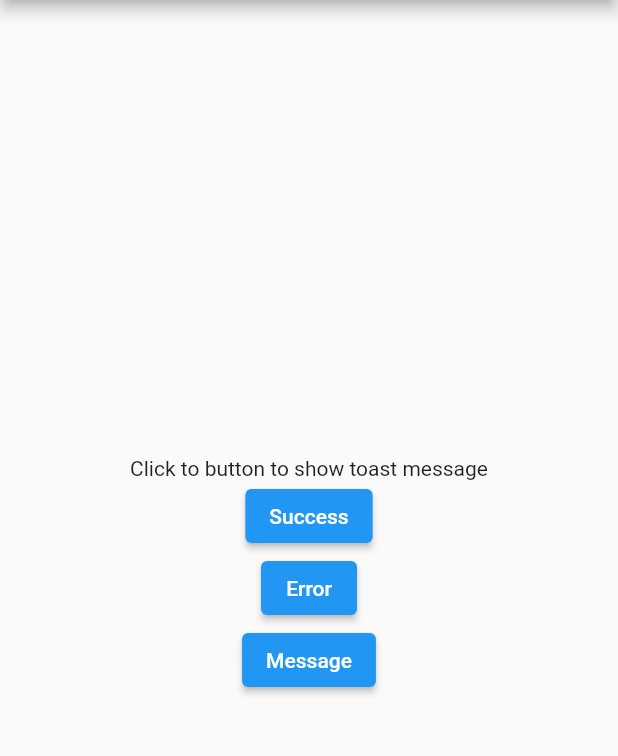
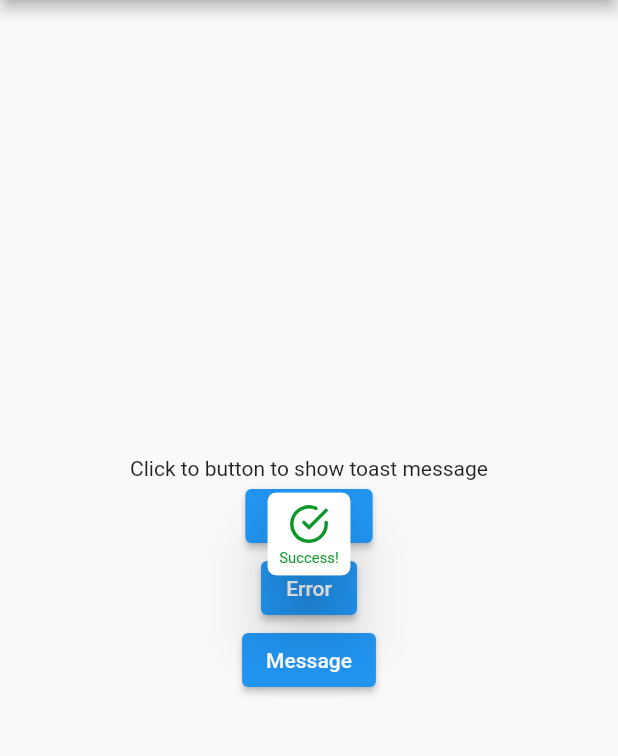
Before and after one commit to f0cuSsss/fv_toast, a Flutter app: the screen it shows after launch, after a tap on "Success", on a phone screen of 412 x 824 dp, the part 84-840 px from its top. Run offline on Flutter 3.47's test engine with Material 2 defaults, Android fonts, the phone set to English and light mode, and no system bars; our stand-ins replace flutter_feather_icons.

Commit message:
created success, error & message toasts

```diff
--- a/lib/fv_toast.dart
+++ b/lib/fv_toast.dart
@@ -1,41 +1,161 @@
 library fv_toast;
 
 import 'dart:async';
+import 'package:flutter/material.dart';
+import 'package:flutter_feather_icons/flutter_feather_icons.dart';
 
-// import 'package:custom_toast/toast_animation.dart';
-import 'package:flutter/material.dart';
+enum ToastStatuses {
+  success,
+  error,
+  message,
+}
 
-class ToastUtils {
-  static late Timer toastTimer;
-  static late OverlayEntry _overlayEntry;
+class FvToast {
+  final BuildContext context;
+  FvToast(this.context);
 
-  static void showCustomToast(BuildContext context, String message) {
-    if (!toastTimer.isActive && Overlay.of(context) != null) {
-      _overlayEntry = createOverlayEntry(context, message);
-      Overlay.of(context)!.insert(_overlayEntry);
-      toastTimer = Timer(
+  static Timer _toastTimer = Timer(const Duration(seconds: 0), () {});
+  static OverlayEntry? _overlayEntry;
+  static FvToast of(BuildContext context) => FvToast(context);
+
+  void showSuccess() {
+    show(ToastStatuses.success, 'Success!');
+  }
+
+  void showError() {
+    show(ToastStatuses.error, 'Error!');
+  }
+
+  void showMessage(String message) {
+    show(ToastStatuses.message, message);
+  }
+
+  void show(ToastStatuses toastType, String message) {
+    if (_overlayEntry != null) {
+      _overlayEntry!.remove();
+    }
+    _toastTimer.cancel();
+
+    if (!_toastTimer.isActive && Overlay.of(context) != null) {
+      switch (toastType) {
+        case ToastStatuses.success:
+          _overlayEntry = buildCenterOverlay(
+            FeatherIcons.checkCircle,
+            message,
+            textColor: const Color(0xFF0C972A),
+          );
+          break;
+        case ToastStatuses.error:
+          _overlayEntry = buildCenterOverlay(
+            FeatherIcons.xCircle,
+            message,
+            textColor: const Color(0xFFC71D11),
+          );
+          break;
+        case ToastStatuses.message:
+          _overlayEntry = buildMessageOverlay(message);
+          break;
+        default:
+      }
+
+      if (_overlayEntry != null) {
+        Overlay.of(context)!.insert(_overlayEntry!);
+        _toastTimer = Timer(
           const Duration(seconds: 2),
           () {
-          _overlayEntry.remove();
+            _overlayEntry!.remove();
+            _overlayEntry = null;
           },
         );
       }
     }
+  }
 
-  static OverlayEntry createOverlayEntry(BuildContext context, String message) {
+  OverlayEntry buildCenterOverlay(
+    IconData? icon,
+    String message, {
+    Color textColor = Colors.black,
+    Color backgroundColor = Colors.white,
+  }) {
+    final mq = MediaQuery.of(context);
+    return OverlayEntry(
+      builder: (context) => ToastAnimation(
+        child: Positioned(
+          top: icon != null ? mq.size.height * 0.45 : 50,
+          width: mq.size.width,
+          child: Container(
+            decoration: BoxDecoration(borderRadius: BorderRadius.circular(10)),
+            width: double.infinity,
+            child: Center(
+              child: Material(
+                elevation: icon != null ? 20.0 : 2,
+                borderRadius: BorderRadius.circular(10),
+                child: Container(
+                  height: icon != null ? 100 : null,
+                  width: icon != null ? 100 : mq.size.width * 0.8,
+                  padding: const EdgeInsets.only(
+                    left: 10,
+                    right: 10,
+                    top: 13,
+                    bottom: 10,
+                  ),
+                  decoration: BoxDecoration(
+                    borderRadius: BorderRadius.circular(10),
+                    color: Colors.white,
+                  ),
+                  child: Column(
+                    children: [
+                      icon == null
+                          ? const SizedBox()
+                          : Icon(
+                              icon,
+                              size: 50,
+                              color: textColor,
+                            ),
+                      SizedBox(height: icon == null ? 0 : 5.0),
+                      Text(
+                        message,
+                        textAlign: TextAlign.center,
+                        softWrap: true,
+                        style: TextStyle(
+                          overflow: TextOverflow.clip,
+                          fontSize: 18,
+                          color: textColor,
+                        ),
+                      ),
+                    ],
+                  ),
+                ),
+              ),
+            ),
+          ),
+        ),
+      ),
+    );
+  }
+
+  OverlayEntry buildMessageOverlay(
+    String message, {
+    Color textColor = Colors.black,
+    Color backgroundColor = Colors.white,
+    AxisDirection position = AxisDirection.up,
+  }) {
+    final mq = MediaQuery.of(context);
     return OverlayEntry(
       builder: (context) => Positioned(
-        top: 50.0,
-        width: MediaQuery.of(context).size.width - 20,
+        top: position == AxisDirection.up ? 50.0 : null,
+        bottom: position == AxisDirection.down ? 50.0 : null,
+        width: mq.size.width - 20,
         left: 10,
+        child: ToastAnimation(
           child: Material(
             elevation: 10.0,
             borderRadius: BorderRadius.circular(10),
             child: Container(
-            padding:
-                const EdgeInsets.only(left: 10, right: 10, top: 13, bottom: 10),
+              padding: const EdgeInsets.only(
+                  left: 10, right: 10, top: 13, bottom: 10),
               decoration: BoxDecoration(
-                color: const Color(0xffe53e3f),
+                  color: backgroundColor,
                   borderRadius: BorderRadius.circular(10)),
               child: Align(
                 alignment: Alignment.center,
@@ -43,9 +163,10 @@ class ToastUtils {
                   message,
                   textAlign: TextAlign.center,
                   softWrap: true,
-                style: const TextStyle(
+                  style: TextStyle(
                     fontSize: 18,
-                  color: Color(0xFFFFFFFF),
+                    color: textColor,
+                  ),
                 ),
               ),
             ),
@@ -56,44 +177,48 @@ class ToastUtils {
   }
 }
 
-// class ToastMessageAnimation extends StatelessWidget {
-//   final Widget child;
+class ToastAnimation extends StatefulWidget {
+  const ToastAnimation({
+    Key? key,
+    required this.child,
+  }) : super(key: key);
 
-//   ToastMessageAnimation(this.child);
+  final Widget child;
 
-//   @override
-//   Widget build(BuildContext context) {
-//     final tween = MultiTrackTween([
-//       Track("translateY")
-//           .add(
-//             Duration(milliseconds: 250),
-//             Tween(begin: -100.0, end: 0.0),
-//             curve: Curves.easeOut,
-//           )
-//           .add(Duration(seconds: 1, milliseconds: 250),
-//               Tween(begin: 0.0, end: 0.0))
-//           .add(Duration(milliseconds: 250),
-//               Tween(begin: 0.0, end: -100.0),
-//               curve: Curves.easeIn),
-//       Track("opacity")
-//           .add(Duration(milliseconds: 500),
-//               Tween(begin: 0.0, end: 1.0))
-//           .add(Duration(seconds: 1),
-//               Tween(begin: 1.0, end: 1.0))
-//           .add(Duration(milliseconds: 500),
-//               Tween(begin: 1.0, end: 0.0)),
-//     ]);
+  @override
+  State<ToastAnimation> createState() => _ToastAnimationState();
+}
 
-//     return ControlledAnimation(
-//       duration: tween.duration,
-//       tween: tween,
-//       child: child,
-//       builderWithChild: (context, child, animation) => Opacity(
-//         opacity: animation["opacity"],
-//         child: Transform.translate(
-//             offset: Offset(0, animation["translateY"]),
-//                     child: child),
-//       ),
-//     );
-//   }
-// }
+class _ToastAnimationState extends State<ToastAnimation>
+    with TickerProviderStateMixin {
+  late Animation _animation;
+  late AnimationController _animationController;
+
+  @override
+  void initState() {
+    _animationController = AnimationController(
+      vsync: this,
+      duration: const Duration(seconds: 2),
+    );
+    _animation = CurvedAnimation(
+      parent: _animationController,
+      curve: Curves.easeInOut,
+    );
+    _animationController.forward();
+    super.initState();
+  }
+
+  @override
+  Widget build(BuildContext context) {
+    return ScaleTransition(
+      scale: _animationController,
+      child: widget.child,
+    );
+  }
+
+  @override
+  void dispose() {
+    _animationController.dispose();
+    super.dispose();
+  }
+}
```
Also changed, not shown: pubspec.yaml (+35 -37 lines), pubspec.lock. Lines whose indentation alone changed are shown as unchanged.
